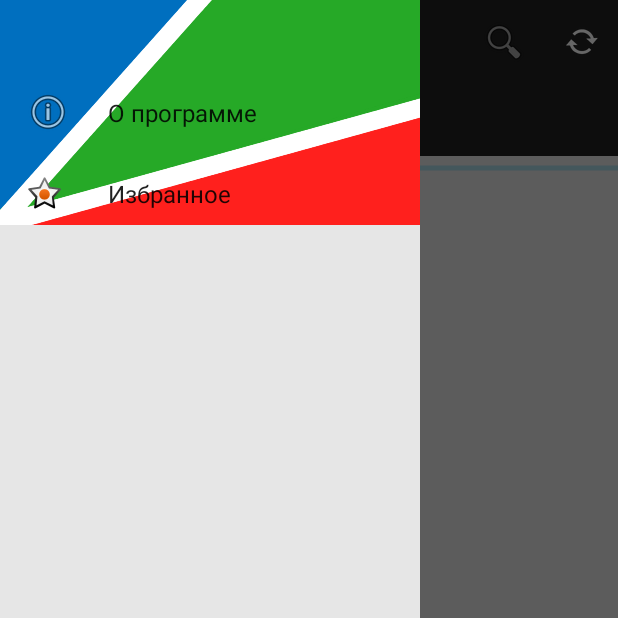
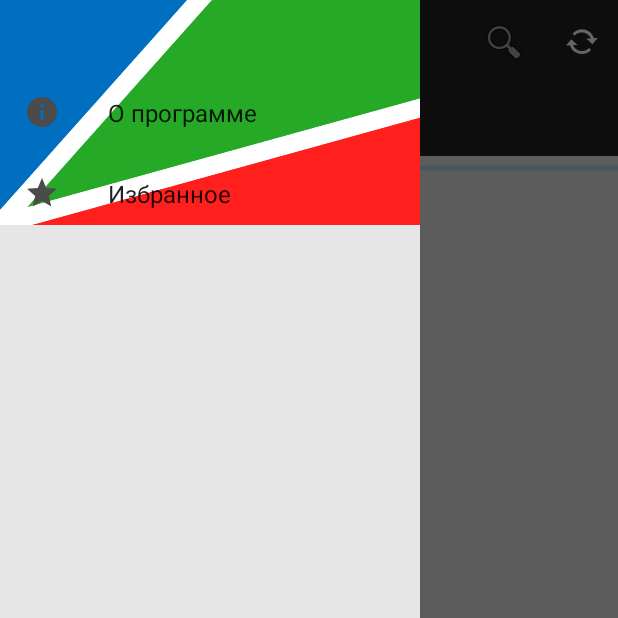
Before and after one commit to mrcartmanes/console_discounts, an Android app: the screen it shows after launch (MainActivity), with the side drawer open, on a phone screen of 412 x 824 dp, the top half of it. Run offline under Robolectric (Android 15) with nearby library versions, the phone set to English and light mode, and no system bars; our stand-ins replace androidx.preference; libraries missing offline, so code that uses them is left out: org.kodein.di; 10 statements that could not run were skipped.

Commit message:
Navigation drawer icons updated

```diff
--- /dev/null
+++ b/app/src/main/res/drawable/about.xml
@@ -0,0 +1,12 @@
+<?xml version="1.0" encoding="utf-8"?>
+<vector xmlns:android="http://schemas.android.com/apk/res/android"
+        android:width="24dp"
+        android:height="24dp"
+        android:viewportWidth="24"
+        android:viewportHeight="24">
+
+    <path android:pathData="M0 0h24v24H0z" />
+    <path
+            android:fillColor="@color/colorPrimaryLight"
+            android:pathData="M12 2C6.48 2 2 6.48 2 12s4.48 10 10 10 10-4.48 10-10S17.52 2 12 2zm1 15h-2v-6h2v6zm0-8h-2V7h2v2z" />
+</vector>
--- /dev/null
+++ b/app/src/main/res/drawable/favorite.xml
@@ -0,0 +1,13 @@
+<?xml version="1.0" encoding="utf-8"?>
+<vector xmlns:android="http://schemas.android.com/apk/res/android"
+        android:width="24dp"
+        android:height="24dp"
+        android:viewportWidth="24"
+        android:viewportHeight="24">
+
+    <path android:pathData="M0 0h24v24H0z" />
+    <path
+            android:fillColor="@color/colorPrimaryLight"
+            android:pathData="M12 17.27L18.18 21l-1.64-7.03L22 9.24l-7.19-0.61L12 2 9.19 8.63 2 9.24l5.46 4.73L5.82 21z" />
+    <path android:pathData="M0 0h24v24H0z" />
+</vector>
--- a/app/src/main/res/values/colors.xml
+++ b/app/src/main/res/values/colors.xml
@@ -1,5 +1,6 @@
 <?xml version="1.0" encoding="utf-8"?>
 <resources>
+    <color name="colorPrimaryLight">#4B4B4B</color>
     <color name="colorPrimary">#202020</color>
     <color name="colorPrimaryDark">@android:color/black</color>
     <color name="colorAccent">#00B8E6</color>
--- a/app/src/main/res/xml/nav_preferences.xml
+++ b/app/src/main/res/xml/nav_preferences.xml
@@ -5,12 +5,12 @@
     <Preference android:layout="@layout/nav_header" />
 
     <Preference
-            app:icon="@android:drawable/ic_menu_info_details"
+            app:icon="@drawable/about"
             app:key="about"
             app:title="@string/about" />
 
     <Preference
-            app:icon="@android:drawable/star_on"
+            app:icon="@drawable/favorite"
             app:key="favorite"
             app:title="@string/favorite" />
 
```
